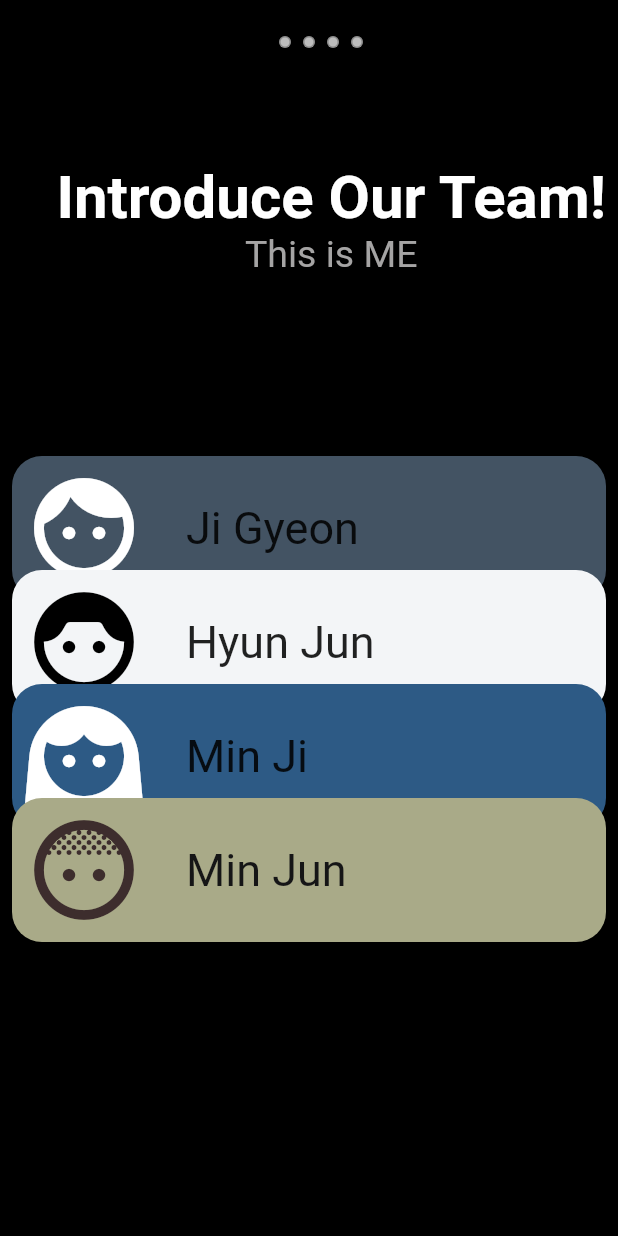
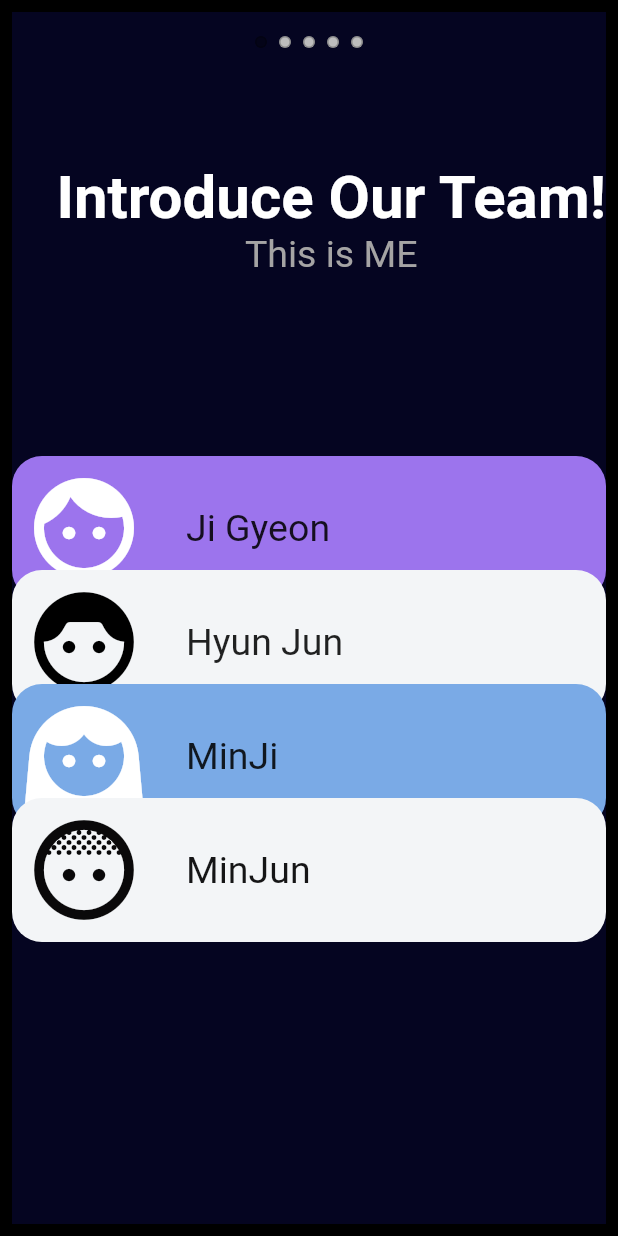
Before and after one commit to thundevistan/NBCamp, a Flutter app: the screen it shows after launch, on a phone screen of 412 x 824 dp. Run offline on Flutter 3.47's test engine with Material 2 defaults, Android fonts, the phone set to English and light mode, and no system bars.

Commit message:
color 수정

```diff
--- a/lib/FirstTab.dart
+++ b/lib/FirstTab.dart
@@ -20,7 +20,7 @@ class FirstTab extends StatelessWidget {
       body: Padding(
         padding: const EdgeInsets.all(8.0),
         child: Container(
-          decoration: BoxDecoration(color: Colors.black), // 내용 영역을 흰색으로 설정
+          decoration: BoxDecoration(color: Color(0xff050521)), // 내용 영역을 흰색으로 설정
           child: ListView(
             children: [
               SizedBox(
@@ -55,7 +55,7 @@ class FirstTab extends StatelessWidget {
               Container(
                 // 첫 번째 타일
                 decoration: BoxDecoration(
-                    color: Color.fromARGB(255, 67, 83, 99),
+                    color: Color(0xff9C74ED),
                     borderRadius: BorderRadius.circular(20)),
                 child: Row(
                   children: [
@@ -83,7 +83,7 @@ class FirstTab extends StatelessWidget {
                         "Ji Gyeon",
                         style: TextStyle(
                             color: Colors.black87,
-                            fontSize: 30,
+                            fontSize: 25,
                             fontWeight: FontWeight.w400),
                       ),
                     )
@@ -123,7 +123,7 @@ class FirstTab extends StatelessWidget {
                           'Hyun Jun',
                           style: TextStyle(
                               color: Colors.black87,
-                              fontSize: 30,
+                              fontSize: 25,
                               fontWeight: FontWeight.w400),
                         ),
                       ),
@@ -136,7 +136,7 @@ class FirstTab extends StatelessWidget {
                 offset: Offset(0, -40),
                 child: Container(
                   decoration: BoxDecoration(
-                      color: Color.fromARGB(255, 45, 90, 133),
+                      color: Color(0xff7AAAE6),
                       borderRadius: BorderRadius.circular(20)),
                   child: Row(
                     children: [
@@ -161,10 +161,10 @@ class FirstTab extends StatelessWidget {
                           );
                         },
                         child: Text(
-                          'Min Ji ',
+                          'MinJi ',
                           style: TextStyle(
                               color: Colors.black87,
-                              fontSize: 30,
+                              fontSize: 25,
                               fontWeight: FontWeight.w400),
                         ),
                       ),
@@ -177,7 +177,7 @@ class FirstTab extends StatelessWidget {
                 offset: Offset(0, -60),
                 child: Container(
                   decoration: BoxDecoration(
-                      color: Color.fromARGB(255, 169, 170, 136),
+                      color: Color.fromARGB(255, 243, 245, 247),
                       borderRadius: BorderRadius.circular(20)),
                   child: Row(
                     children: [
@@ -186,7 +186,7 @@ class FirstTab extends StatelessWidget {
                         child: Icon(
                           Icons.face_5,
                           size: 80,
-                          color: const Color.fromARGB(255, 61, 45, 45),
+                          color: const Color.fromARGB(255, 10, 9, 10),
                         ),
                       ),
                       SizedBox(
@@ -200,10 +200,10 @@ class FirstTab extends StatelessWidget {
                           );
                         },
                         child: Text(
-                          'Min Jun',
+                          'MinJun',
                           style: TextStyle(
                               color: Color.fromARGB(255, 21, 21, 22),
-                              fontSize: 30,
+                              fontSize: 25,
                               fontWeight: FontWeight.w400),
                         ),
                       ),
```
Also changed, not shown: pubspec.lock.
